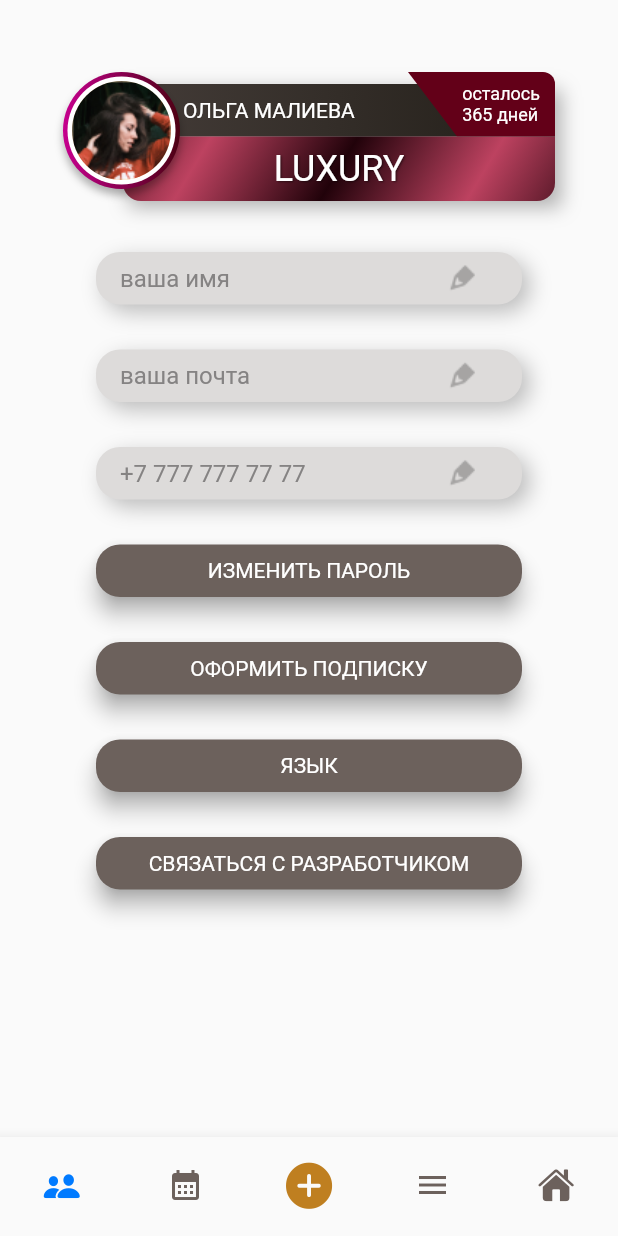
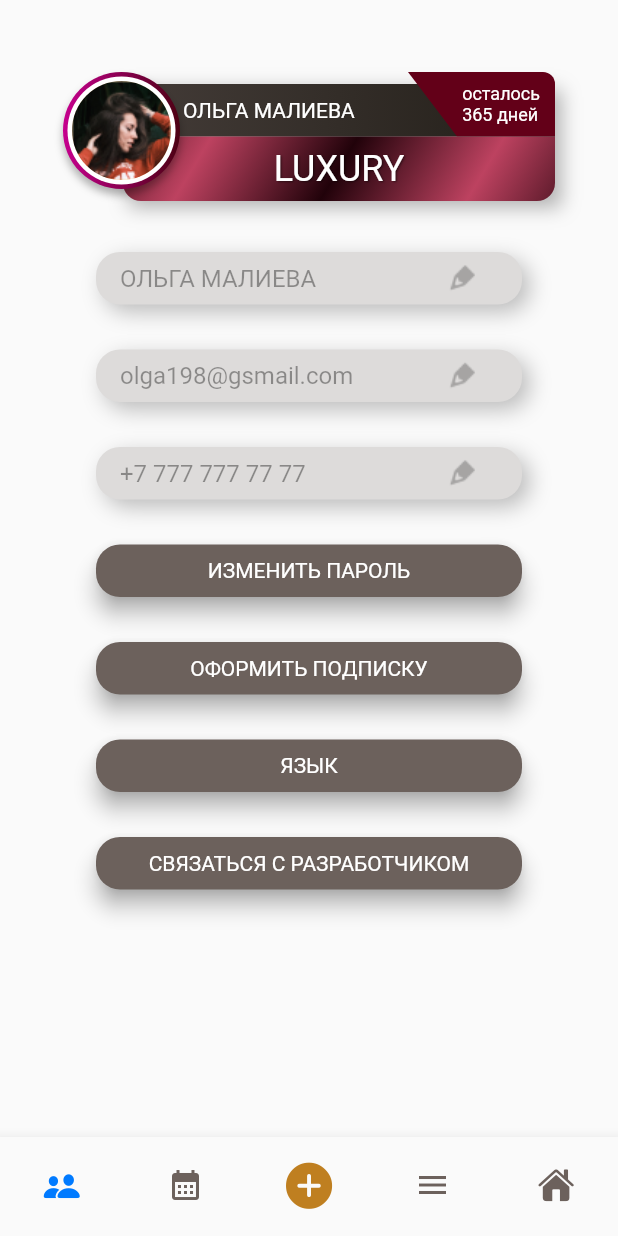
Before and after one commit to northernerwolf/LashMap, a Flutter app: the BottomNavPage screen opened directly, on a phone screen of 412 x 824 dp. Run offline on Flutter 3.47's test engine with Material 2 defaults, Android fonts, the phone set to English and light mode, and no system bars; our stand-ins replace dio, flutter_svg, shared_preferences; accounts and stored records are empty; project files that could hold a hidden picture were left out.

Commit message:
profile page done

```diff
--- a/lib/pages/profile.dart
+++ b/lib/pages/profile.dart
@@ -24,14 +24,22 @@ class _ProfilePageState extends State<ProfilePage> {
   }
 
   @override
+  void initState() {
+    super.initState();
+    _mailController.text = "olga198@gsmail.com";
+    _phoneController.text = "+7 777 777 77 77";
+    _nameController.text = "ОЛЬГА МАЛИЕВА";
+  }
+
+  @override
   Widget build(BuildContext context) {
     return SingleChildScrollView(
-      physics: BouncingScrollPhysics(),
+      physics: const BouncingScrollPhysics(),
       child: Column(children: [
-        SizedBox(
+        const SizedBox(
           height: 48,
         ),
-        ProfileHatLuxury(),
+        const ProfileHatLuxury(),
         Padding(
           padding: const EdgeInsets.symmetric(horizontal: 64),
           child: Column(
@@ -58,12 +66,12 @@ class _ProfilePageState extends State<ProfilePage> {
                   child: TextField(
                     enabled: false,
                     controller: _nameController,
-                    keyboardType: TextInputType.emailAddress,
+                    keyboardType: TextInputType.name,
                     decoration: InputDecoration(
                       isDense: true,
                       suffixIcon: Image.asset("assets/images/pen.png"),
                       hintText: "ваша имя",
-                      hintStyle: TextStyle(
+                      hintStyle: const TextStyle(
                           color: Color(0xff858383),
                           fontWeight: FontWeight.w400),
                       border: InputBorder.none,
@@ -98,7 +106,7 @@ class _ProfilePageState extends State<ProfilePage> {
                       isDense: true,
                       suffixIcon: Image.asset("assets/images/pen.png"),
                       hintText: "ваша почта",
-                      hintStyle: TextStyle(
+                      hintStyle: const TextStyle(
                           color: Color(0xff858383),
                           fontWeight: FontWeight.w400),
                       border: InputBorder.none,
@@ -127,13 +135,13 @@ class _ProfilePageState extends State<ProfilePage> {
                   padding: const EdgeInsets.symmetric(horizontal: 16),
                   child: TextField(
                     enabled: false,
-                    controller: _mailController,
-                    keyboardType: TextInputType.emailAddress,
+                    controller: _phoneController,
+                    keyboardType: TextInputType.phone,
                     decoration: InputDecoration(
                       isDense: true,
                       suffixIcon: Image.asset("assets/images/pen.png"),
-                      hintText: "+7 777 777 77 77",
-                      hintStyle: TextStyle(
+                      hintText: "ваша телефон",
+                      hintStyle: const TextStyle(
                           color: Color(0xff858383),
                           fontWeight: FontWeight.w400),
                       border: InputBorder.none,
```
